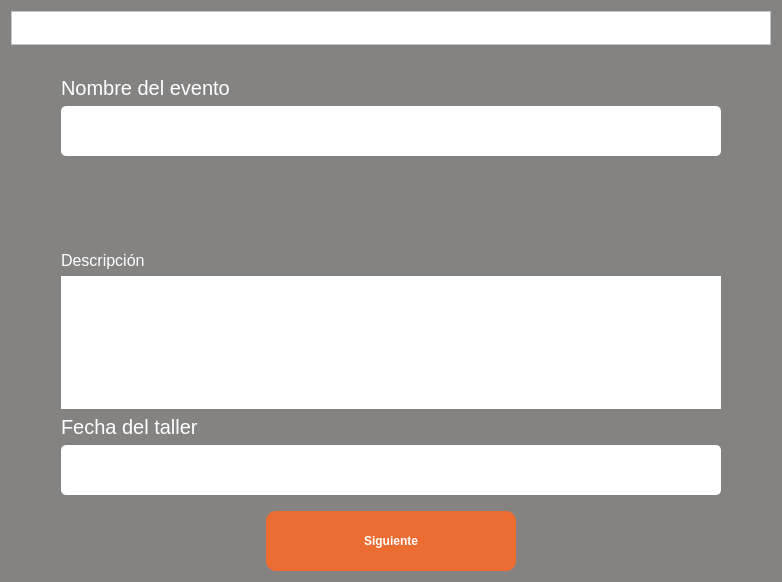
Qt form DiplomaFieldsScreen.ui (RicarlOz/DiplomaGenerator) before a commit.
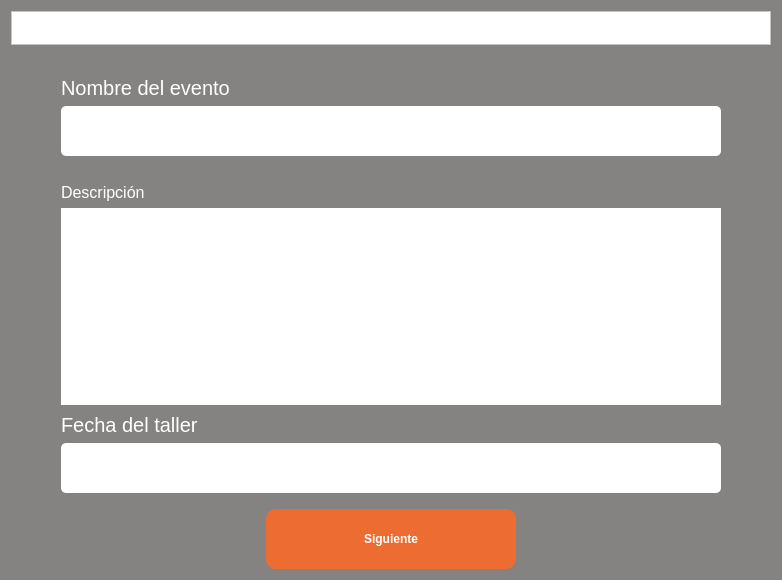
The same form after that commit. Icons and pictures are not drawn.

Commit message: Ajuste Constraint Layout

```diff
--- a/DiplomaFieldsScreen.ui
+++ b/DiplomaFieldsScreen.ui
@@ -7,7 +7,7 @@
     <x>0</x>
     <y>0</y>
     <width>778</width>
-    <height>582</height>
+    <height>580</height>
    </rect>
   </property>
   <property name="windowTitle">
@@ -58,13 +58,13 @@
       <number>50</number>
      </property>
      <property name="topMargin">
-      <number>50</number>
+      <number>10</number>
      </property>
      <property name="rightMargin">
       <number>50</number>
      </property>
      <property name="bottomMargin">
-      <number>0</number>
+      <number>2</number>
      </property>
      <item>
       <widget class="QLabel" name="label">
@@ -104,7 +104,7 @@
       <number>50</number>
      </property>
      <property name="bottomMargin">
-      <number>39</number>
+      <number>11</number>
      </property>
      <item>
       <widget class="QLabel" name="lbName">
```
